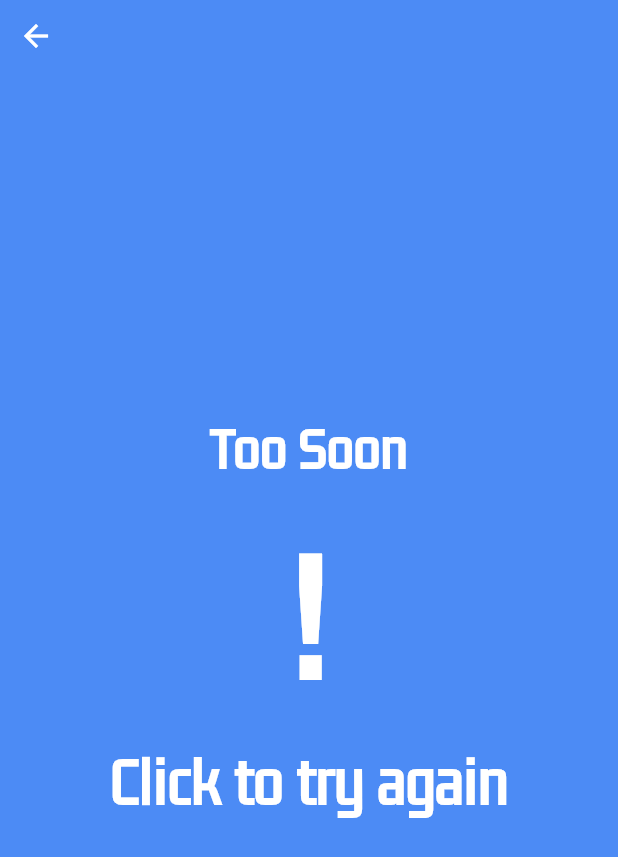
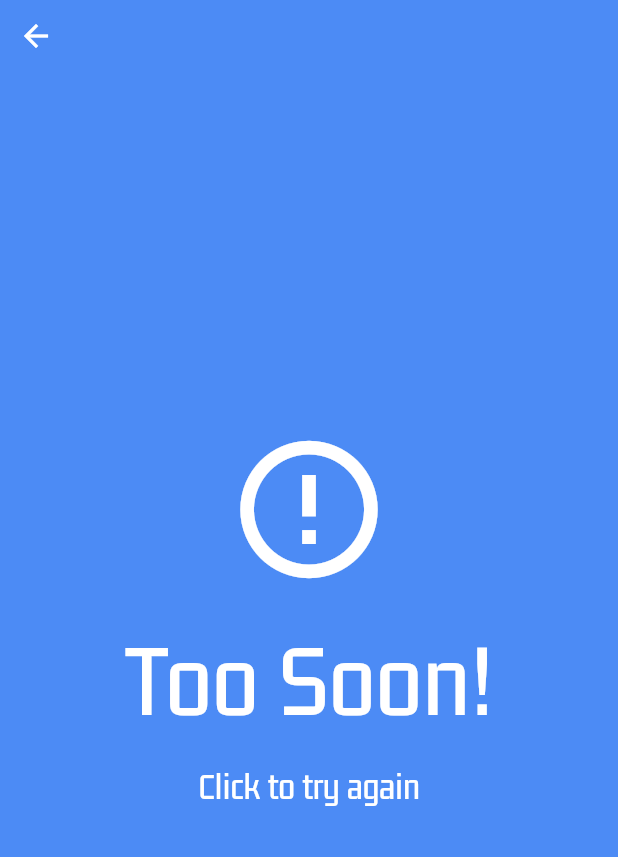
Before and after one commit to Burak-Baylan/Human-Benchmark-Flutter, a Flutter app: the TooSoonPage screen opened directly, on a phone screen of 412 x 824 dp. Shown: the top 857 px of the screen. Run offline on Flutter 3.47's test engine with Material 2 defaults, Android fonts, the phone set to English and light mode, and no system bars; our stand-ins replace auto_size_text, focus_detector, get, percent_indicator.

Commit message:
update: too_soon_page layout

```diff
--- a/lib/pages/reaction_time/pages/too_soon_page.dart
+++ b/lib/pages/reaction_time/pages/too_soon_page.dart
@@ -46,17 +46,21 @@ class TooSoonPage extends StatelessWidget {
     return Column(
       mainAxisAlignment: MainAxisAlignment.center,
       children: [
-        LessText.lessFuturedText(
-          text: 'Too Soon',
-          color: Colors.white,
-          fontSize: 40,
+        FittedBox(
+          child: Icon(
+            Icons.error_outline,
+            size: 110,
+            color: Colors.white,
+          ),
         ),
         SizedBox(height: 20),
-        LessText.lessFuturedText(
-          text: '!',
-          fontFamily: 'GemunuLibre',
-          color: Colors.white,
-          fontSize: 125,
+        FittedBox(
+          child: LessText.lessFuturedText(
+            text: 'Too Soon!',
+            color: Colors.white,
+            fontWeight: FontWeight.normal,
+            fontSize: 70,
+          ),
         ),
         SizedBox(height: 20),
         FittedBox(
@@ -64,7 +68,8 @@ class TooSoonPage extends StatelessWidget {
             text: 'Click to try again',
             fontFamily: 'GemunuLibre',
             color: Colors.white,
-            fontSize: 45,
+            fontWeight: FontWeight.normal,
+            fontSize: 25,
           ),
         ).marginOnly(bottom: 50),
       ],
```
